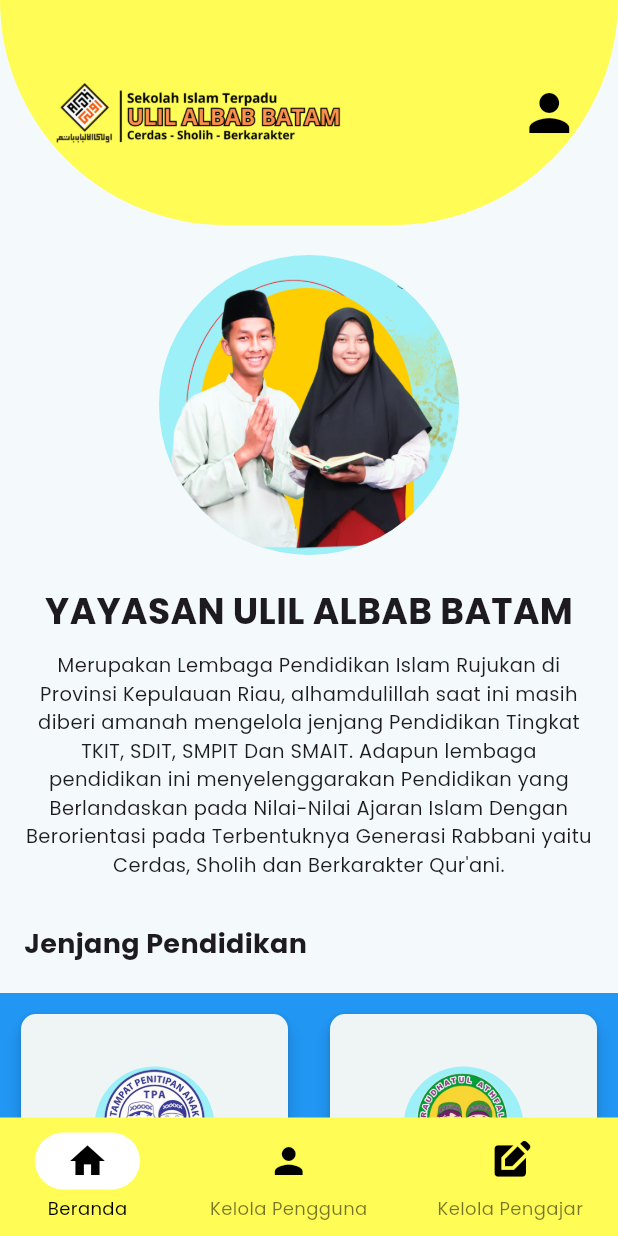
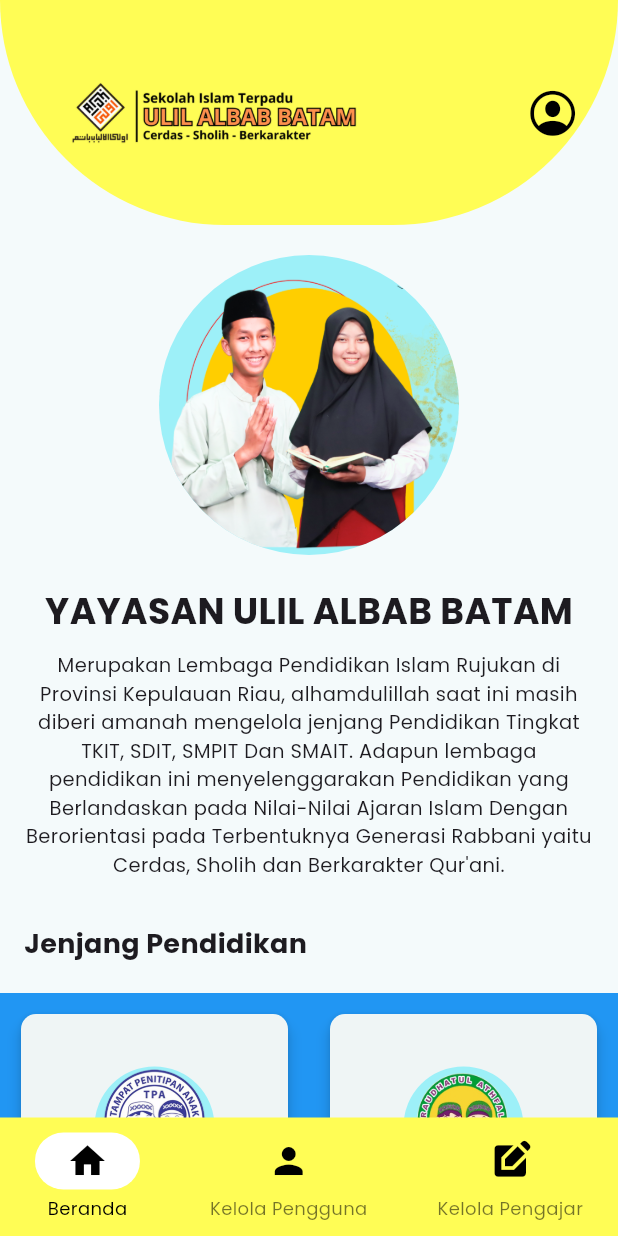
Before and after one commit to fadliaditya06/Microlearning-Mobile, a Flutter app: the AdminPage screen opened directly, on a phone screen of 412 x 824 dp. Run offline on Flutter 3.47's test engine with Material 3 defaults, Android fonts, the phone set to English and light mode, and no system bars; our stand-ins replace cloud_firestore, file_picker, firebase_auth, firebase_core, firebase_storage, get and 4 more; missing offline and left inert: syncfusion_flutter_pdfviewer; accounts and stored records are empty.

Commit message:
perubahan ikon profil pada dashboard siswa, guru, dan admin

```diff
--- a/lib/admin_page.dart
+++ b/lib/admin_page.dart
@@ -1,4 +1,5 @@
 import 'package:flutter/material.dart';
+import 'package:flutter/cupertino.dart';
 import 'package:google_fonts/google_fonts.dart';
 import 'package:microlearning/profile_admin.dart';
 import 'kelola_pengguna.dart';
@@ -45,7 +46,7 @@ class AdminPageState extends State<AdminPage> {
               child: Stack(
                 children: <Widget>[
                   Align(
-                    alignment: const Alignment(-0.7, 0),
+                    alignment: const Alignment(-0.6, 0),
                     child: Container(
                       width: 200,
                       height: 200,
@@ -69,9 +70,9 @@ class AdminPageState extends State<AdminPage> {
                       );
                     },
                       icon: const Icon(
-                        Icons.person,
-                        size: 40,
-                        color: Color.fromARGB(255, 0, 0, 0),
+                        CupertinoIcons.person_crop_circle,
+                        size: 35,
+                        color: Colors.black,
                       ),
                     ),
                   ),
```
Also changed, not shown: lib/student_page.dart (+5 -4 lines), lib/teacher_page.dart (+5 -4 lines).
